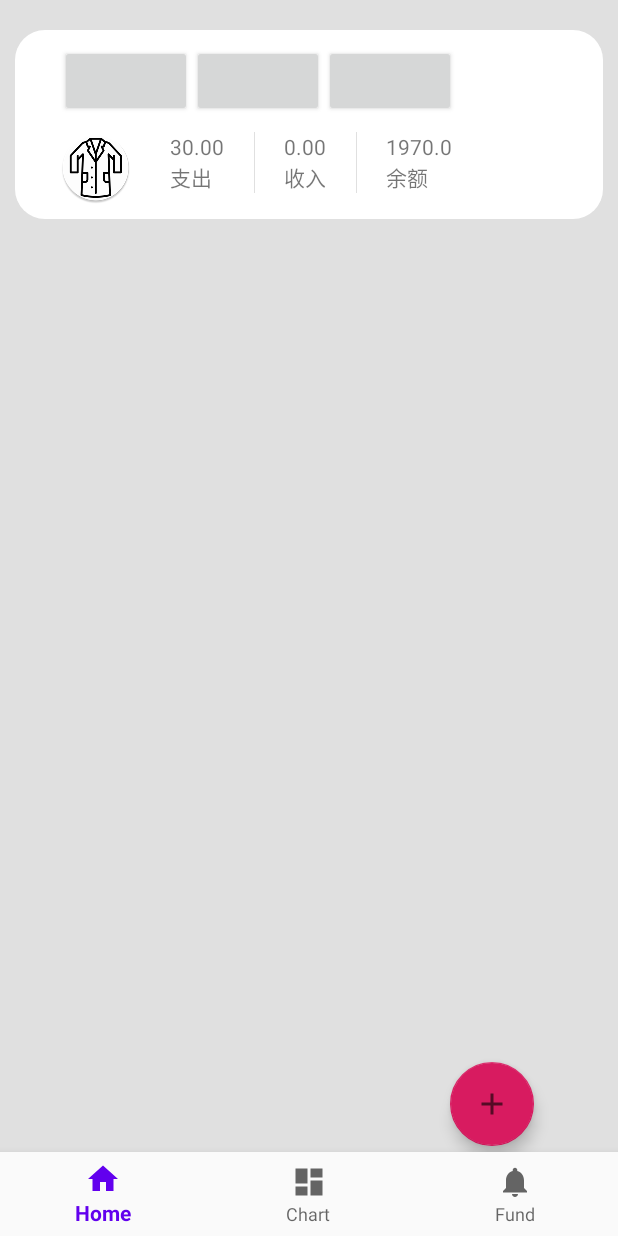
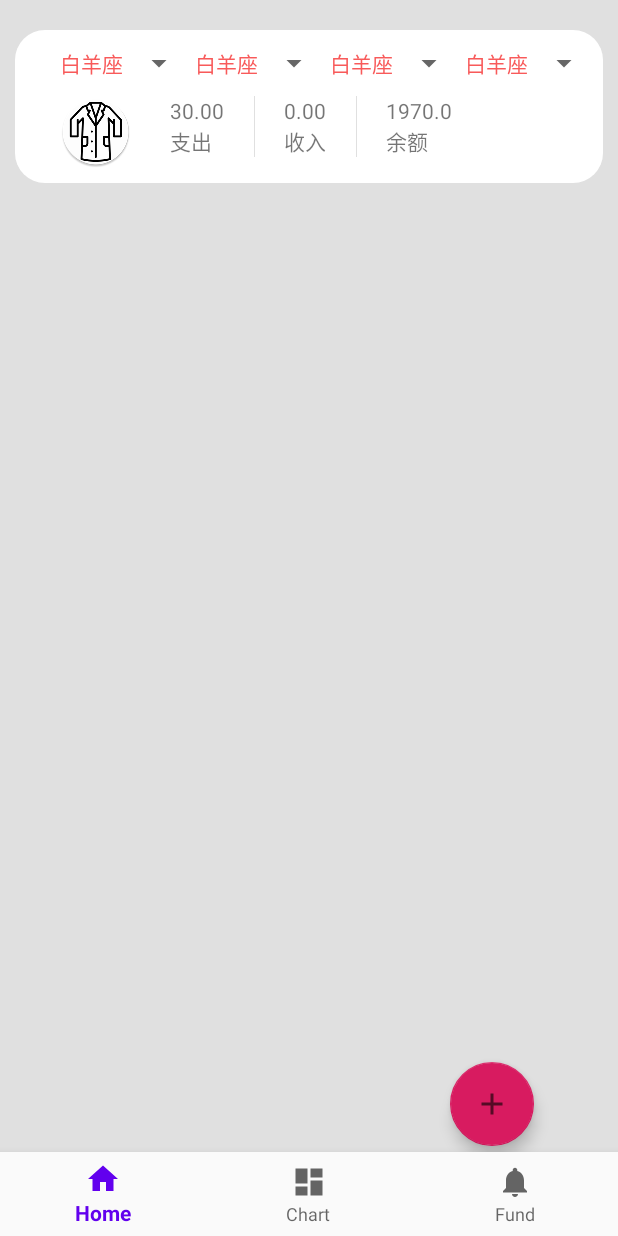
Before and after one commit to w-mj/DingDongZhangfang, an Android app: the fragment AccountListFragment placed in its activity, on a phone screen of 412 x 824 dp. Run offline under Robolectric (Android 15) with nearby library versions, the phone set to English and light mode, and no system bars; our stand-ins replace data binding; libraries missing offline, so code that uses them is left out: org.kodein.di; 5 statements that could not run were skipped.

Commit message:
home page select

```diff
--- a/app/src/main/java/com/dingdonginc/zhangfang/viewmodels/AccountListViewModel.kt
+++ b/app/src/main/java/com/dingdonginc/zhangfang/viewmodels/AccountListViewModel.kt
@@ -1,6 +1,10 @@
 package com.dingdonginc.zhangfang.viewmodels
 
+import android.util.Log
 import android.view.View
+import android.widget.AdapterView
+import android.widget.ArrayAdapter
+import android.widget.Spinner
 import androidx.lifecycle.ViewModel
 import com.dingdonginc.zhangfang.App
 import com.dingdonginc.zhangfang.BR
@@ -17,10 +21,17 @@ import org.kodein.di.generic.instance
 class AccountListViewModel : ViewModel(){
     var _contentMainAdapter : ContentMainAdapter ?= null
     var list = ArrayList<DayAccounts>()
+    private lateinit var options: ArrayList<Int>
     init {
         val accountService: AccountService by App.getKodein().instance()
         list = Converter.AccListToDayAccList(accountService.getAll() as ArrayList<Account>)
         _contentMainAdapter = ContentMainAdapter(BR.dayAccounts, list)
+
+        options = ArrayList<Int>()
+        options.add(0)
+        options.add(0)
+        options.add(0)
+        options.add(0)
     }
 
     fun refresh(view: View){
@@ -43,4 +54,15 @@ class AccountListViewModel : ViewModel(){
         //list[0]._dayAccountAdapter.notifyDataSetChanged()
         _contentMainAdapter?.notifyDataSetChanged()
     }
+
+    fun onitemSelected(p0: AdapterView<*>?, p1: View?, p2: Int, p3: Long){
+        var spinner = p0 as Spinner
+        when(spinner.tag){
+            "1" -> options[0] = p2
+            "2" -> options[1] = p2
+            "3" -> options[2] = p2
+            "4" -> options[3] = p2
+        }
+        Log.d("options", options.toString())
+    }
 }
--- a/app/src/main/java/com/dingdonginc/zhangfang/views/AccountListFragment.kt
+++ b/app/src/main/java/com/dingdonginc/zhangfang/views/AccountListFragment.kt
@@ -2,9 +2,13 @@ package com.dingdonginc.zhangfang.views
 
 import android.content.Intent
 import android.os.Bundle
+import android.util.Log
 import android.view.LayoutInflater
 import android.view.View
 import android.view.ViewGroup
+import android.widget.AdapterView
+import android.widget.ArrayAdapter
+import android.widget.Spinner
 import androidx.databinding.DataBindingUtil
 import androidx.fragment.app.Fragment
 import androidx.lifecycle.ViewModelProviders
@@ -30,10 +34,35 @@ class AccountListFragment : Fragment() {
         super.onActivityCreated(savedInstanceState)
         val fab = view!!.findViewById<FloatingActionButton>(R.id.fab)
         fab.setOnClickListener {
-            val itent = Intent();
-            itent.setClass(context!!, AddAccountActivity::class.java);
+            val itent = Intent()
+            itent.setClass(context!!, AddAccountActivity::class.java)
             startActivity(itent);
             activity!!.finish()
         }
+        var list = ArrayList<String>()
+        list.add("白羊座")
+        list.add("金牛座")
+        list.add("双子座")
+        list.add("巨蟹座")
+        list.add("狮子座")
+        list.add("处女座")
+        list.add("天秤座")
+        list.add("天蝎座")
+        list.add("射手座")
+        list.add("摩羯座")
+        list.add("水瓶座")
+        list.add("双鱼座")
+
+        var adapter = ArrayAdapter<String>(this.context!!,R.layout.spinner_item_selected,list)
+        adapter.setDropDownViewResource(R.layout.spinner_item_drop)
+        var spiner = view!!.findViewById<Spinner>(R.id.spin)
+        Log.d(R.id.spin.toString(), R.id.spin.toString())
+        spiner.setAdapter(adapter)
+        spiner = view!!.findViewById(R.id.spin2)
+        spiner.setAdapter(adapter)
+        spiner = view!!.findViewById(R.id.spin3)
+        spiner.setAdapter(adapter)
+        spiner = view!!.findViewById(R.id.spin4)
+        spiner.setAdapter(adapter)
     }
 }
--- a/app/src/main/res/layout/content_main.xml
+++ b/app/src/main/res/layout/content_main.xml
@@ -23,11 +23,22 @@
             <LinearLayout android:layout_width="wrap_content"
                           android:layout_height="wrap_content"
                           android:orientation="horizontal">
-                <Button android:layout_width="wrap_content" android:layout_height="wrap_content"
-                                  android:onClick="@{vm::refresh}"/>
-                <Button android:layout_width="wrap_content" android:layout_height="wrap_content"
-                                  android:onClick="@{vm::itemrefresh}"/>
-                <Button android:layout_width="wrap_content" android:layout_height="wrap_content"/>
+                <Spinner android:layout_width="match_parent" android:layout_height="match_parent"
+                          android:id="@+id/spin"
+                          android:tag="1"
+                          android:onItemSelected="@{vm::onitemSelected}"></Spinner>
+                <Spinner android:layout_width="match_parent" android:layout_height="match_parent"
+                         android:id="@+id/spin2"
+                         android:tag="2"
+                         android:onItemSelected="@{vm::onitemSelected}"></Spinner>
+                <Spinner android:layout_width="match_parent" android:layout_height="match_parent"
+                         android:tag="3"
+                         android:id="@+id/spin3"
+                         android:onItemSelected="@{vm::onitemSelected}"></Spinner>
+                <Spinner android:layout_width="match_parent" android:layout_height="match_parent"
+                         android:tag="4"
+                         android:id="@+id/spin4"
+                         android:onItemSelected="@{vm::onitemSelected}"></Spinner>
             </LinearLayout>
             <LinearLayout android:layout_width="wrap_content"
                           android:layout_height="wrap_content"
--- /dev/null
+++ b/app/src/main/res/layout/spinner_item_drop.xml
@@ -0,0 +1,9 @@
+<?xml version="1.0" encoding="utf-8"?>
+<TextView xmlns:android="http://schemas.android.com/apk/res/android"
+          android:layout_width="match_parent"
+          android:layout_height="match_parent"
+          android:padding="10dp"
+          android:gravity="center"
+          android:textColor="@color/colorGreen">
+
+</TextView>
--- /dev/null
+++ b/app/src/main/res/layout/spinner_item_selected.xml
@@ -0,0 +1,7 @@
+<?xml version="1.0" encoding="utf-8"?>
+<TextView xmlns:android="http://schemas.android.com/apk/res/android"
+          android:layout_width="match_parent"
+          android:layout_height="wrap_content"
+          android:gravity="center"
+          android:textColor="@color/colorRed">
+</TextView>
```
